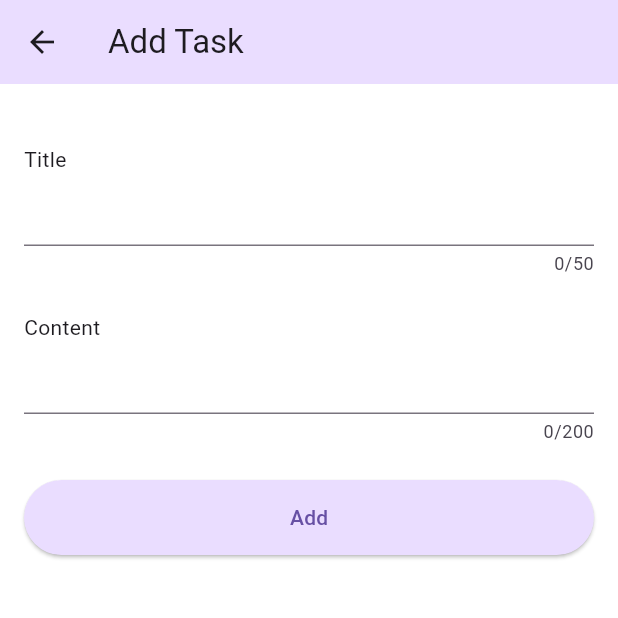
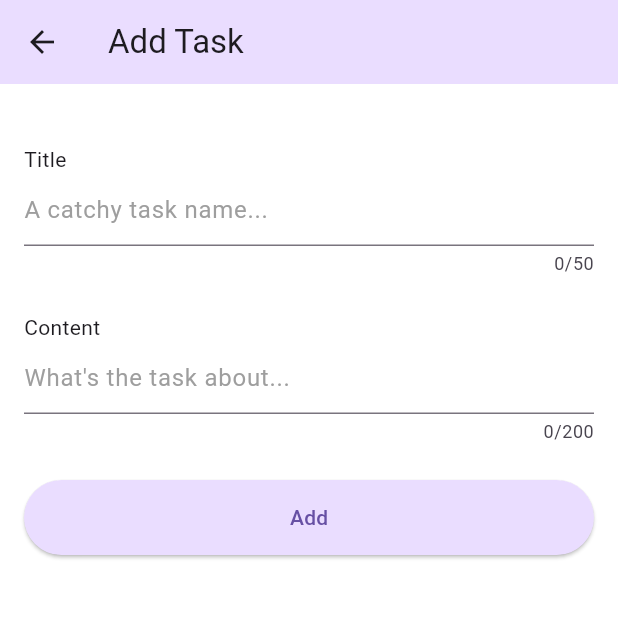
Before and after one commit to rishavnaskar/refyne-task, a Flutter app: the AddTaskScreen screen opened by its route, on a phone screen of 412 x 824 dp, the top half of it. Run offline on Flutter 3.47's test engine with Material 3 defaults, Android fonts, the phone set to English and light mode, and no system bars; our stand-ins replace bloc, equatable, flutter_bloc, get_it, go_router, hive_flutter; missing offline and left inert: fl_three_state_switch; accounts and stored records are empty.

Commit message:
added hinttext

```diff
--- a/lib/app/ui/components/add_task_form.dart
+++ b/lib/app/ui/components/add_task_form.dart
@@ -35,6 +35,10 @@ class _AddTaskFormState extends State<AddTaskForm> {
               maxLines: 1,
               maxLength: 50,
               validator: titleFieldValidator,
+              decoration: const InputDecoration(
+                hintText: 'A catchy task name...',
+                hintStyle: TextStyle(color: Colors.grey),
+              ),
             ),
             const SizedBox(height: 24.0),
             const Text('Content'),
@@ -45,6 +49,10 @@ class _AddTaskFormState extends State<AddTaskForm> {
               maxLines: 3,
               maxLength: 200,
               validator: contentFieldValidator,
+              decoration: const InputDecoration(
+                hintText: 'What\'s the task about...',
+                hintStyle: TextStyle(color: Colors.grey),
+              ),
             ),
             const SizedBox(height: 24.0),
             Padding(
```
